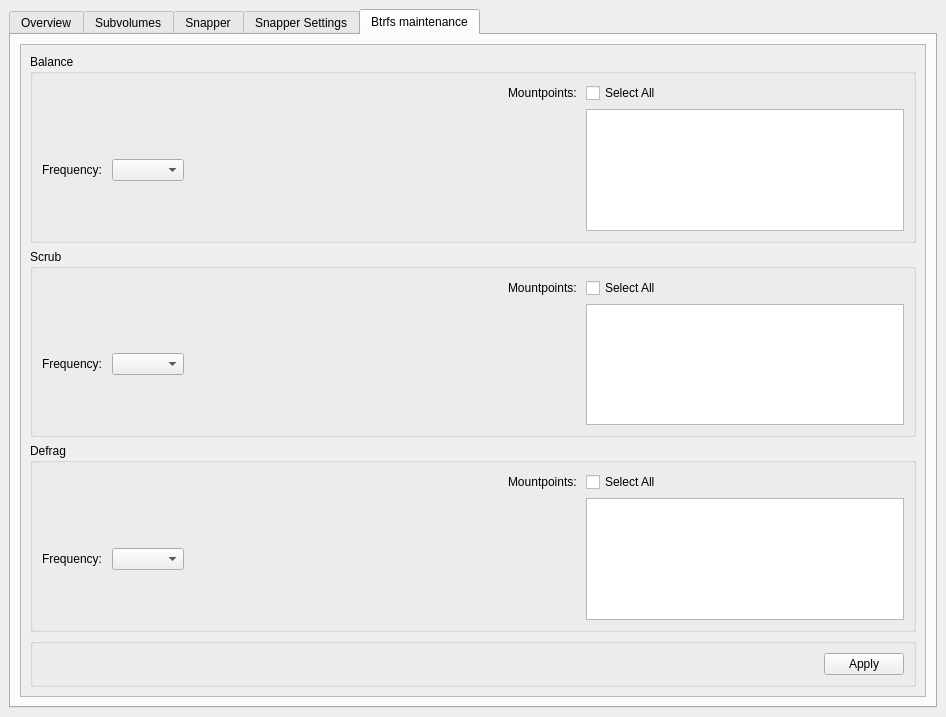
Before: the Qt Designer form btrfs-assistant.ui in nexusriot/btrfs-assistant, drawn with Qt 5.
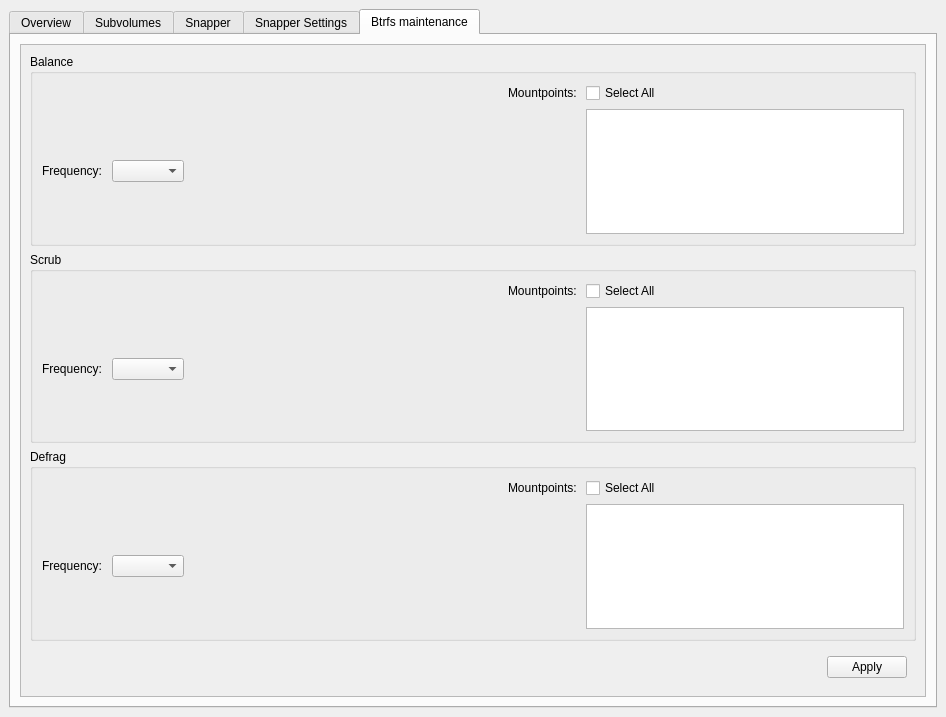
After: the same form once the commit is applied. The open tabs and pages were chosen to show the change. Icons and pictures are not drawn.

Commit message: Fix layout of BM tab when resized

Diff of the .ui file:
```diff
--- a/btrfs-assistant.ui
+++ b/btrfs-assistant.ui
@@ -1342,6 +1342,12 @@
            <layout class="QVBoxLayout" name="verticalLayout_3">
             <item>
              <widget class="QGroupBox" name="groupBox_bmBalance">
+              <property name="sizePolicy">
+               <sizepolicy hsizetype="Preferred" vsizetype="Expanding">
+                <horstretch>0</horstretch>
+                <verstretch>0</verstretch>
+               </sizepolicy>
+              </property>
               <property name="title">
                <string>Balance</string>
               </property>
@@ -1407,6 +1413,12 @@
             </item>
             <item>
              <widget class="QGroupBox" name="groupBox_bmScrub">
+              <property name="sizePolicy">
+               <sizepolicy hsizetype="Preferred" vsizetype="Expanding">
+                <horstretch>0</horstretch>
+                <verstretch>0</verstretch>
+               </sizepolicy>
+              </property>
               <property name="title">
                <string>Scrub</string>
               </property>
@@ -1472,6 +1484,12 @@
             </item>
             <item>
              <widget class="QGroupBox" name="groupBox_bmDefrag">
+              <property name="sizePolicy">
+               <sizepolicy hsizetype="Preferred" vsizetype="Expanding">
+                <horstretch>0</horstretch>
+                <verstretch>0</verstretch>
+               </sizepolicy>
+              </property>
               <property name="title">
                <string>Defrag</string>
               </property>
@@ -1536,9 +1554,12 @@
              </widget>
             </item>
             <item>
-             <widget class="QGroupBox" name="groupBox_bmApply">
-              <property name="title">
-               <string/>
+             <widget class="QFrame" name="frame_bmApply">
+              <property name="sizePolicy">
+               <sizepolicy hsizetype="Preferred" vsizetype="Minimum">
+                <horstretch>0</horstretch>
+                <verstretch>0</verstretch>
+               </sizepolicy>
               </property>
               <layout class="QHBoxLayout" name="horizontalLayout_5">
                <item>
```
